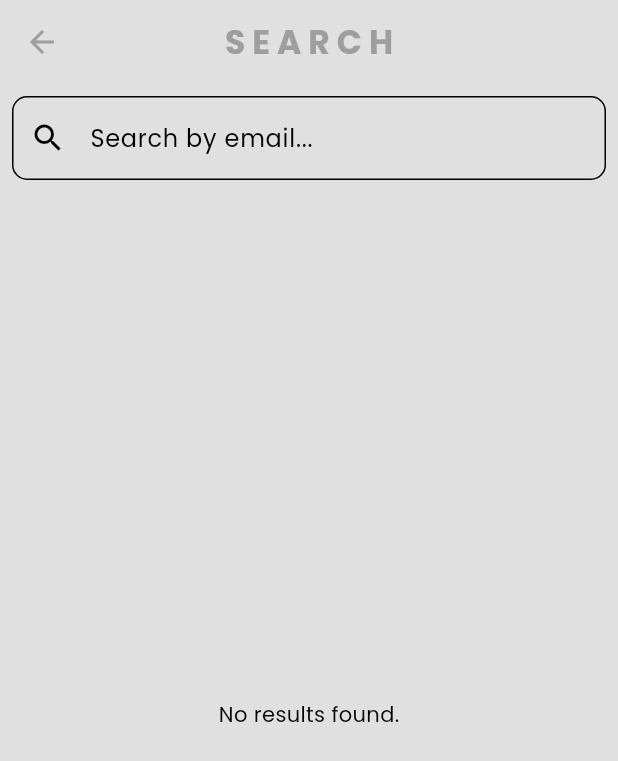
After one commit to tirthbhanderi2006/openly, a Flutter app: the SearchPage screen opened directly, on a phone screen of 412 x 824 dp. The commit adds this screen. Shown: the top 761 px of the screen. Run offline on Flutter 3.47's test engine with Material 3 defaults, Android fonts, the light colour scheme and no system bars; our stand-ins replace cloud_firestore, firebase_auth, firebase_core, firebase_messaging, firebase_storage, flutter_local_notifications and 3 more; missing offline and left inert: flutter_webrtc; accounts and stored records are empty.

Commit message:
added search feature

```diff
--- a/lib/pages/blocked_users_page.dart
+++ b/lib/pages/blocked_users_page.dart
@@ -46,7 +46,7 @@ class BlockedUsersPage extends StatelessWidget {
           ChatServices().unblockUser(userId);
           Navigator.pop(context);
           ScaffoldMessenger.of(context).showSnackBar(SnackBar(content: Text('User Unblocked!')));
-        }, child: Text('Unblock user'))
+        }, child: Text('Unblock user',style: TextStyle(color: Colors.black,fontWeight: FontWeight.bold),))
       ],
     ),);
   }
--- /dev/null
+++ b/lib/pages/search_page.dart
@@ -0,0 +1,95 @@
+import 'package:flutter/material.dart';
+import 'package:get/get.dart';
+import 'package:mithc_koko_chat_app/components/search_user_tile.dart';
+import 'package:mithc_koko_chat_app/controllers/search_controller.dart';
+import 'package:mithc_koko_chat_app/page_transition/slide_up_page_transition.dart';
+import 'package:mithc_koko_chat_app/pages/profile_page.dart';
+
+class SearchPage extends StatelessWidget {
+  final SearchPageController controller = Get.put(SearchPageController());
+
+  @override
+  Widget build(BuildContext context) {
+    return Scaffold(
+      backgroundColor: Theme.of(context).colorScheme.background,
+      appBar: AppBar(
+        title: const Text(
+          "S E A R C H",
+          style: TextStyle(fontWeight: FontWeight.bold),
+        ),
+        centerTitle: true,
+        backgroundColor: Colors.transparent,
+        foregroundColor: Theme.of(context).colorScheme.primary,
+      ),
+      body: Column(
+        children: [
+          _buildSearchField(),
+          Obx(() => controller.isLoading.value
+              ? _buildLoadingIndicator()
+              : _buildSearchResults(context)),
+        ],
+      ),
+    );
+  }
+
+  Widget _buildSearchField() {
+    return Padding(
+      padding: const EdgeInsets.all(8.0),
+      child: TextField(
+        decoration: InputDecoration(
+          hintText: "Search by email...",
+          prefixIcon: const Icon(Icons.search),
+          border: OutlineInputBorder(
+            borderRadius: BorderRadius.circular(10),
+          ),
+        ),
+        onSubmitted: (value) => controller.fetchUsers(value),
+      ),
+    );
+  }
+
+  Widget _buildSearchResults(context) {
+    return Obx(() {
+      if (controller.searchResults.isEmpty) {
+        return Expanded(
+          child: Center(
+            child: Text(
+              "No results found.",
+              style:
+                  TextStyle(color: Theme.of(context).colorScheme.onBackground),
+            ),
+          ),
+        );
+      }
+
+      return Expanded(
+        child: ListView.builder(
+          itemCount: controller.searchResults.length,
+          itemBuilder: (context, index) {
+            final user = controller.searchResults[index];
+            return SearchUserTile(
+              userName: user['name'] ?? 'Unknown',
+              userId: user['userId'] ?? '',
+              imgUrl: user['profilePic'],
+              email: user['email'] ?? '',
+              onTap: () => Navigator.push(
+                context,
+                SlideUpNavigationAnimation(
+                  child: ProfilePage(userId: user['uid']),
+                ),
+              ),
+            );
+          },
+        ),
+      );
+    });
+  }
+
+  Widget _buildLoadingIndicator() {
+    return const Expanded(
+      child: Center(
+        child: CircularProgressIndicator(),
+      ),
+    );
+  }
+}
--- a/pubspec.yaml
+++ b/pubspec.yaml
@@ -45,6 +45,7 @@ dependencies:
   image_picker: ^1.1.2
   google_fonts: ^6.2.1
   get: ^4.6.6
+  permission_handler: ^11.3.1
 
 
 dev_dependencies:
```
Also changed, not shown: demo.dart (added, +161 -0 lines), lib/components/my_drawer.dart (+16 -0 lines), lib/components/search_user_tile.dart (added, +126 -0 lines), lib/controllers/search_controller.dart (added, +28 -0 lines), lib/pages/home_page.dart (+69 -9 lines), pubspec.lock, 1 other file.
